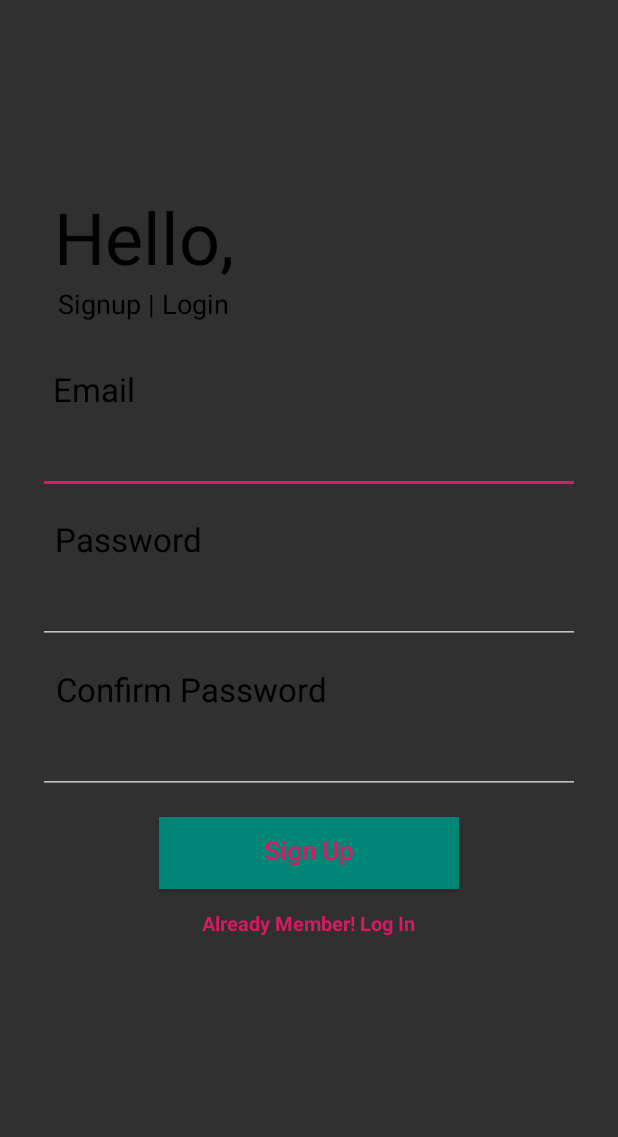
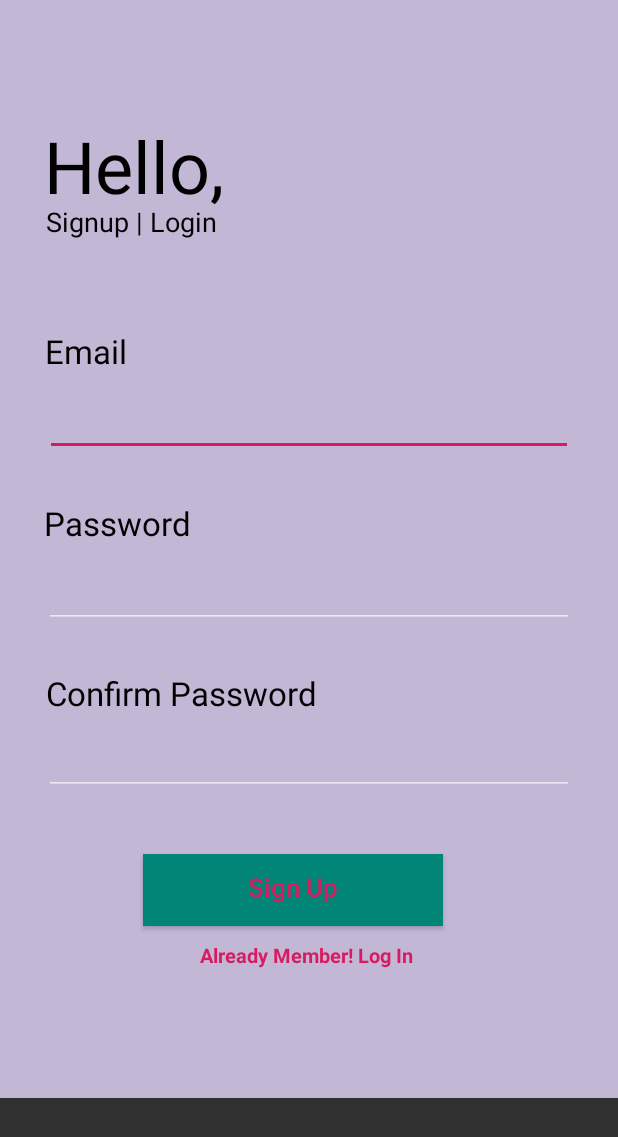
Before and after one commit to shahy3050/serveasy_garage, an Android app: the SignupActivity screen opened directly, with no data from a screen before it, on a phone screen of 412 x 824 dp. Shown: the top 1137 px of the screen. Run offline under Robolectric (Android 15) with nearby library versions, the phone set to English and light mode, and no system bars; our stand-ins replace Firebase (no records; nobody signed in at launch, a user with empty details on screens opened directly).

Commit message:
Layout Modify

```diff
--- a/app/src/main/res/layout/activity_login.xml
+++ b/app/src/main/res/layout/activity_login.xml
@@ -3,6 +3,7 @@
     xmlns:app="http://schemas.android.com/apk/res-auto"
     android:layout_width="match_parent"
     android:layout_height="match_parent"
+    android:background="#BEB2DD"
     android:fitsSystemWindows="true">
 
     <LinearLayout
@@ -18,7 +19,7 @@
             app:layout_constraintTop_toBottomOf="@+id/email_edit_text">
 
             <TextView
-                android:id="@+id/textView2"
+                android:id="@+id/hello_label"
                 android:layout_width="wrap_content"
                 android:layout_height="wrap_content"
                 android:layout_marginStart="49dp"
--- a/app/src/main/res/layout/activity_signup.xml
+++ b/app/src/main/res/layout/activity_signup.xml
@@ -1,121 +1,193 @@
-<?xml version="1.0" encoding="utf-8"?>
 <ScrollView xmlns:android="http://schemas.android.com/apk/res/android"
     xmlns:app="http://schemas.android.com/apk/res-auto"
+    xmlns:tools="http://schemas.android.com/tools"
     android:layout_width="match_parent"
     android:layout_height="match_parent"
-    android:fitsSystemWindows="true">
-
+    android:fitsSystemWindows="true"
+    android:gravity="center_horizontal">
 
     <LinearLayout
-        android:id="@+id/signup_group"
         android:layout_width="match_parent"
-        android:layout_height="600dp"
-        android:layout_marginLeft="25dp"
-        android:layout_marginTop="75dp"
-        android:layout_marginRight="25dp"
-        android:layout_marginBottom="50dp"
-        android:gravity="center"
+        android:layout_height="wrap_content"
+        android:gravity="center|center_horizontal"
         android:orientation="vertical">
+
+        <androidx.constraintlayout.widget.ConstraintLayout
+            android:layout_width="match_parent"
+            android:layout_height="732dp"
+            android:background="#C2B7D5">
+
+            <TextView
+                android:id="@+id/hello_label"
+                android:layout_width="wrap_content"
+                android:layout_height="wrap_content"
+                android:layout_marginStart="29dp"
+                android:layout_marginLeft="29dp"
+                android:layout_marginTop="78dp"
+                android:text="Hello,"
+                android:textColor="#000000"
+                android:textSize="48sp"
+                app:layout_constraintStart_toStartOf="parent"
+                app:layout_constraintTop_toTopOf="parent" />
+
+            <TextView
+                android:id="@+id/signup_label"
+                android:layout_width="wrap_content"
+                android:layout_height="wrap_content"
+                android:layout_marginStart="1dp"
+                android:layout_marginLeft="1dp"
+                android:layout_marginTop="57dp"
+                android:text="Signup | Login"
+                android:textColor="#000000"
+                android:textSize="18sp"
+                app:layout_constraintStart_toStartOf="@+id/hello_label"
+                app:layout_constraintTop_toTopOf="@+id/hello_label" />
 
 
             <TextView
+                android:id="@+id/email_text_view"
                 android:layout_width="wrap_content"
                 android:layout_height="wrap_content"
-            android:layout_marginTop="50dp"
-            android:layout_marginRight="110dp"
-            android:text="Hello,"
-            android:textColor="#000000"
-            android:textSize="48sp" />
-
-        <TextView
-            android:layout_width="wrap_content"
-            android:layout_height="wrap_content"
-            android:layout_marginRight="110dp"
-            android:layout_marginBottom="30dp"
-            android:text="Signup | Login"
-            android:textColor="#000000"
-            android:textSize="18sp" />
-
-        <TextView
-            android:layout_width="wrap_content"
-            android:layout_height="wrap_content"
-            android:layout_marginRight="143dp"
+                android:layout_marginTop="59dp"
                 android:text="Email"
                 android:textAllCaps="false"
                 android:textColor="#000000"
-            android:textSize="22sp" />
+                android:textSize="22sp"
+                app:layout_constraintStart_toStartOf="@+id/email_edittext"
+                app:layout_constraintTop_toBottomOf="@+id/signup_label" />
 
             <EditText
                 android:id="@+id/email_edittext"
-            android:layout_width="match_parent"
+                android:layout_width="0dp"
                 android:layout_height="wrap_content"
-            android:layout_marginBottom="15dp"
+                android:layout_marginStart="30dp"
+                android:layout_marginLeft="30dp"
+                android:layout_marginEnd="30dp"
+                android:layout_marginRight="30dp"
                 android:inputType="textEmailAddress"
-            android:padding="15dp" />
+                android:padding="15dp"
+                app:layout_constraintEnd_toEndOf="parent"
+                app:layout_constraintStart_toStartOf="parent"
+                app:layout_constraintTop_toBottomOf="@+id/email_text_view" />
 
 
             <TextView
+                android:id="@+id/password_text_view"
                 android:layout_width="wrap_content"
+
                 android:layout_height="wrap_content"
-            android:layout_marginRight="120dp"
-
+                android:layout_marginTop="30dp"
                 android:text="Password"
                 android:textAllCaps="false"
                 android:textColor="#000000"
-            android:textSize="22sp" />
+                android:textSize="22sp"
+                app:layout_constraintStart_toStartOf="@+id/password_edittext"
+                app:layout_constraintTop_toBottomOf="@+id/email_edittext" />
 
             <EditText
                 android:id="@+id/password_edittext"
-            android:layout_width="match_parent"
+                android:layout_width="0dp"
                 android:layout_height="wrap_content"
-            android:layout_marginBottom="15dp"
+                android:layout_marginStart="29dp"
+                android:layout_marginLeft="29dp"
+                android:layout_marginEnd="29dp"
+                android:layout_marginRight="29dp"
                 android:inputType="textPassword"
-            android:padding="15dp" />
+                android:padding="15dp"
+                app:layout_constraintEnd_toEndOf="parent"
+                app:layout_constraintStart_toStartOf="parent"
+                app:layout_constraintTop_toBottomOf="@+id/password_text_view" />
 
             <TextView
+                android:id="@+id/confirem_text_view"
                 android:layout_width="wrap_content"
                 android:layout_height="wrap_content"
-            android:layout_marginRight="78dp"
+                android:layout_marginStart="1dp"
+                android:layout_marginLeft="1dp"
+                android:layout_marginBottom="53dp"
                 android:text="Confirm Password"
                 android:textAllCaps="false"
                 android:textColor="#000000"
-            android:textSize="22sp" />
+                android:textSize="22sp"
+                app:layout_constraintBottom_toBottomOf="@+id/confirm_edittext"
+                app:layout_constraintStart_toStartOf="@+id/confirm_edittext" />
 
             <EditText
                 android:id="@+id/confirm_edittext"
-            android:layout_width="match_parent"
+                android:layout_width="0dp"
                 android:layout_height="wrap_content"
-            android:layout_marginBottom="15dp"
+                android:layout_marginStart="29dp"
+                android:layout_marginLeft="29dp"
+                android:layout_marginEnd="29dp"
+                android:layout_marginRight="29dp"
+                android:layout_marginBottom="39dp"
                 android:inputType="textPassword"
-            android:padding="15dp" />
+                android:padding="15dp"
+                app:layout_constraintBottom_toTopOf="@+id/signup_button"
+                app:layout_constraintEnd_toEndOf="parent"
+                app:layout_constraintStart_toStartOf="parent" />
 
             <Button
                 android:id="@+id/signup_button"
                 android:layout_width="200dp"
                 android:layout_height="wrap_content"
+                android:layout_marginStart="66dp"
+
+                android:layout_marginLeft="66dp"
                 android:background="@color/colorPrimary"
-
                 android:gravity="center_horizontal"
-            android:onClick="signUp"
                 android:padding="10dp"
                 android:text="Sign Up"
                 android:textAllCaps="false"
                 android:textColor="@color/colorAccent"
-            android:textSize="17sp" />
+                android:textSize="17sp"
+                app:layout_constraintBottom_toTopOf="@+id/login_text_view"
+                app:layout_constraintStart_toStartOf="@+id/confirm_edittext" />
 
             <TextView
                 android:id="@+id/login_text_view"
                 android:layout_width="wrap_content"
                 android:layout_height="wrap_content"
-            android:layout_marginTop="3dp"
+                android:layout_marginEnd="10dp"
+                android:layout_marginRight="10dp"
+                android:layout_marginBottom="76dp"
                 android:fontFamily="sans-serif"
-            android:onClick="signInExistingUser"
                 android:padding="10dp"
                 android:text="Already Member! Log In"
                 android:textAllCaps="false"
                 android:textColor="@color/colorAccent"
                 android:textSize="13sp"
-            android:textStyle="bold" />
+                android:textStyle="bold"
+                app:layout_constraintBottom_toBottomOf="parent"
+                app:layout_constraintEnd_toEndOf="@+id/signup_button" />
+
+
+        </androidx.constraintlayout.widget.ConstraintLayout>
+
 
     </LinearLayout>
 </ScrollView>
+
+
+
+
+
+
+
+    <!--
+
+
+
+
+
+
+
+
+
+
+
+
+
+
+
+   -->
```
Lines whose indentation alone changed are shown as unchanged.
